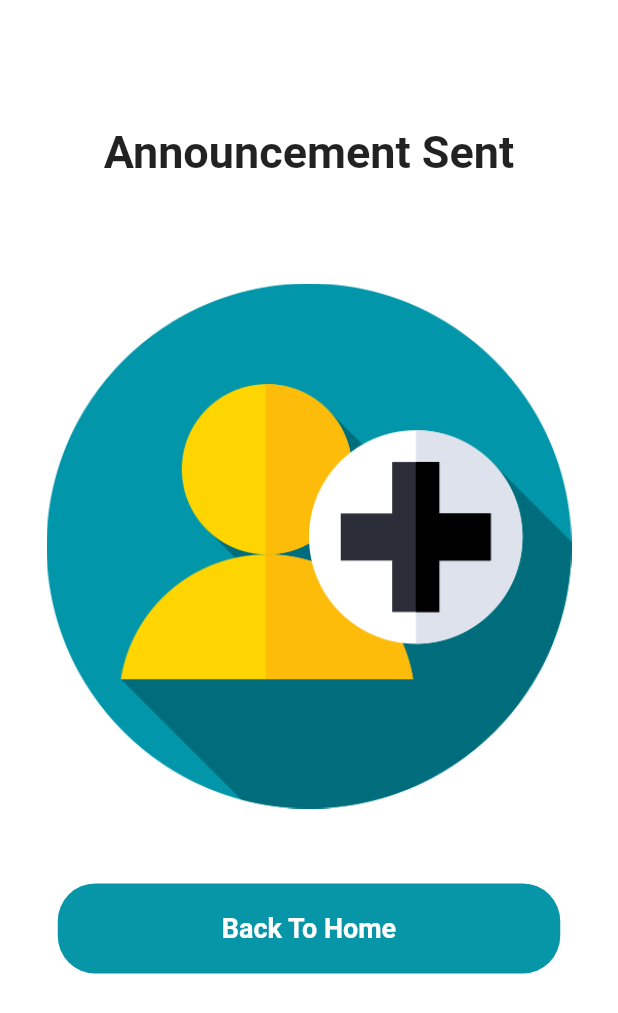
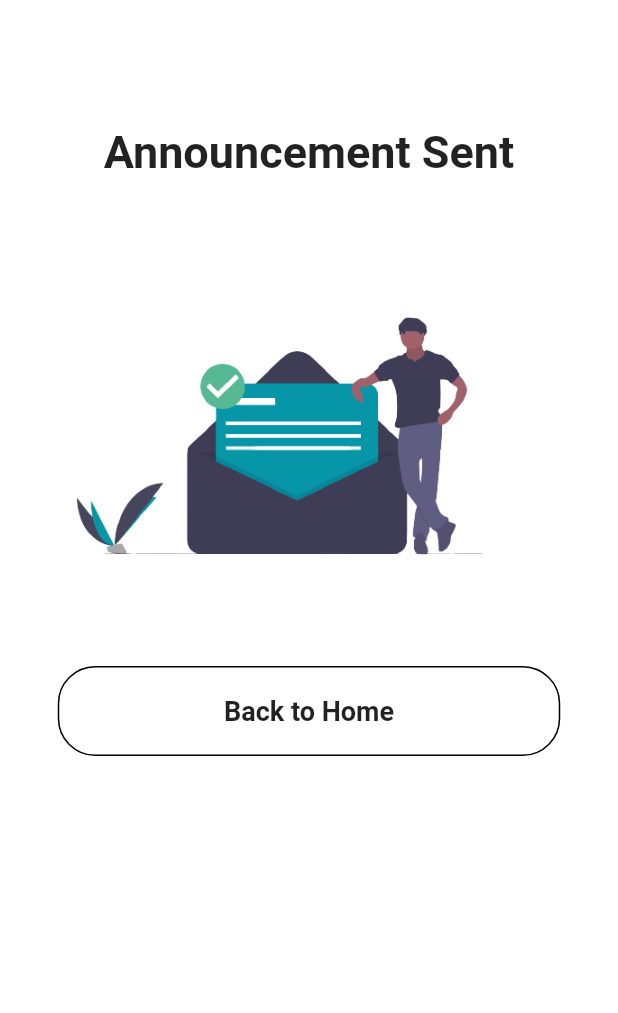
Before and after one commit to jomcas/Formateacher, a Flutter app: the SendViaSms screen opened directly, after a tap on "Confirm Send", on a phone screen of 412 x 824 dp. Shown: the top 1013 px of the screen. Run offline on Flutter 3.47's test engine with Material 2 defaults, Android fonts, the phone set to English and light mode, and no system bars.

Commit message:
Alfie Final

```diff
--- a/lib/widgets/announce/done.dart
+++ b/lib/widgets/announce/done.dart
@@ -40,13 +40,13 @@ class DonePage extends StatelessWidget {
           Container(
             child: Column(
               children: <Widget>[
-                SizedBox(height: 50),
+                SizedBox(height: 20),
                 Container(
                   padding: EdgeInsets.only(bottom: 100),
-                  height: 350,
+                  height: 235,
                   decoration: BoxDecoration(
                       image: DecorationImage(
-                          image: AssetImage("images/add.png"),
+                          image: AssetImage("images/done.png"),
                           fit: BoxFit.fitHeight)),
                 ),
                 SizedBox(height: 50),
@@ -61,18 +61,13 @@ class DonePage extends StatelessWidget {
                         SlideRightRoute(page: BottomNav()),
                       );
                     },
-                    color: Color(0xff0795A8),
-                    elevation: 0,
                     shape: RoundedRectangleBorder(
-                      borderRadius: BorderRadius.circular(25),
-                    ),
+                        side: BorderSide(color: Colors.black),
+                        borderRadius: BorderRadius.circular(25)),
                     child: Text(
-                      "Back To Home",
-                      style: TextStyle(
-                        fontWeight: FontWeight.w600,
-                        fontSize: 18,
-                        color: Colors.white,
-                      ),
+                      "Back to Home",
+                      style:
+                      TextStyle(fontWeight: FontWeight.w600, fontSize: 18),
                     ),
                   ),
                 ),
--- a/lib/widgets/announce/preview.dart
+++ b/lib/widgets/announce/preview.dart
@@ -150,6 +150,10 @@ class PreviewPage extends StatelessWidget {
                     ),
                   ),
                 ),
+
+                SizedBox(
+                  height: 25,
+                ),
               ],
             ),
           )
--- a/lib/widgets/announce/sendViaSms.dart
+++ b/lib/widgets/announce/sendViaSms.dart
@@ -63,7 +63,7 @@ class SendViaSms extends StatelessWidget {
               elevation: 0.0,
               icon: Icon(Icons.send),
               label: Text('Confirm Send'),
-              backgroundColor: Color(0xff0795A8),
+              backgroundColor: Colors.green[700],
               onPressed: () {
                 Navigator.push(
                   context,
--- a/pubspec.yaml
+++ b/pubspec.yaml
@@ -40,6 +40,7 @@ flutter:
   assets:
     - images/
     - images/Avatar.png
+    - images/done.png
 
   # An image asset can refer to one or more resolution-specific "variants", see
   # https://flutter.io/assets-and-images/#resolution-aware.
```
Also changed, not shown: lib/widgets/bottomNav/bottomNav.dart (+4 -3 lines), lib/widgets/profile/profile.dart (+5 -3 lines), images/done.png (added).
